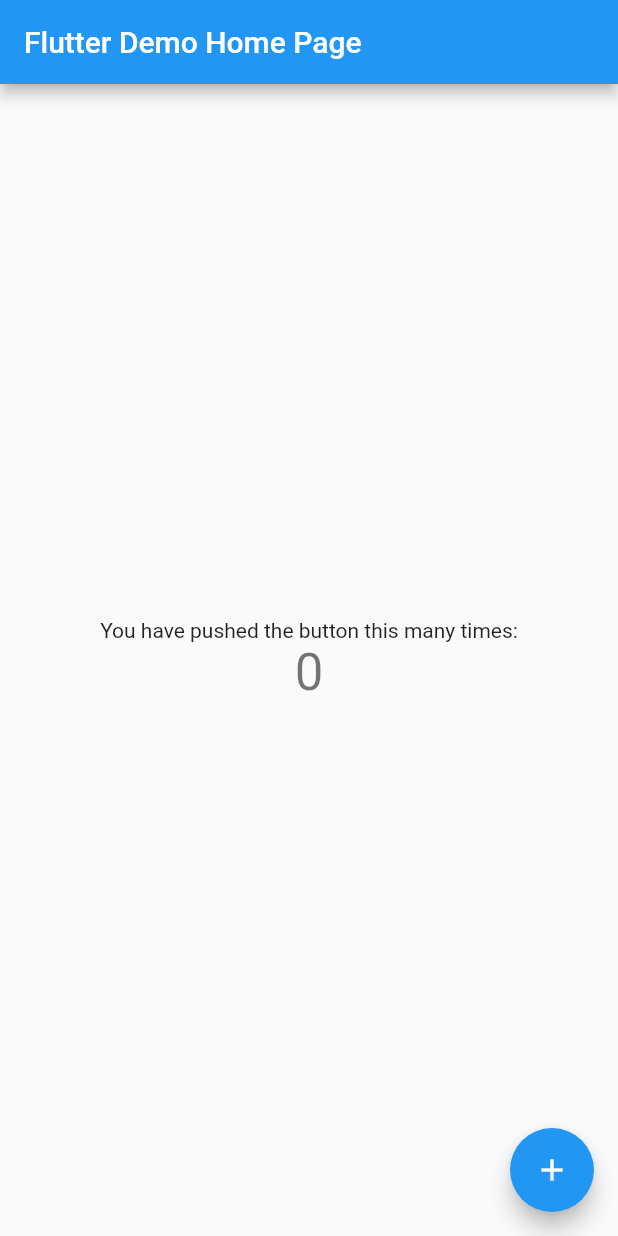
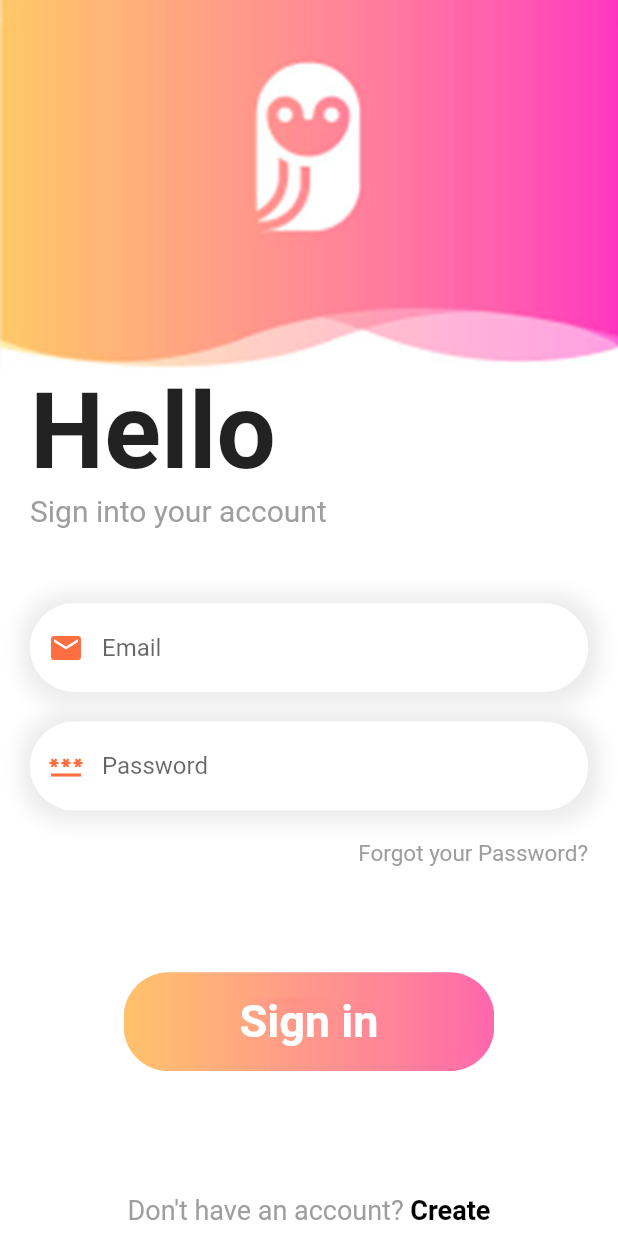
Before and after one commit to GinuraRansika/kcroz, a Flutter app: the screen it shows after launch, on a phone screen of 412 x 824 dp. Run offline on Flutter 3.47's test engine with Material 2 defaults, Android fonts, the phone set to English and light mode, and no system bars; our stand-ins replace get.

Commit message:
created the login page ui with basic interactions

```diff
--- /dev/null
+++ b/lib/login_page.dart
@@ -0,0 +1,198 @@
+import 'package:flutter/gestures.dart';
+import 'package:flutter/material.dart';
+import 'package:get/get.dart';
+import 'package:kcroz/signup_page.dart';
+
+class LoginPage extends StatefulWidget {
+  const LoginPage({Key? key}) : super(key: key);
+
+  @override
+  State<LoginPage> createState() => _LoginPageState();
+}
+
+class _LoginPageState extends State<LoginPage> {
+  @override
+  Widget build(BuildContext context) {
+    double width = MediaQuery.of(context).size.width; // Will access the width
+    double height = MediaQuery.of(context).size.height; // Will access the height
+    return Scaffold(
+      backgroundColor: Colors.white,
+      body: Column(
+        children: [
+          Container (
+            width: width,
+            height: height * 0.3,
+            decoration: const BoxDecoration(
+              image: DecorationImage(
+                image: AssetImage(
+                  "img/loginimg.png"
+                ),
+                fit: BoxFit.cover
+              )
+            ),
+
+          ),
+          Container (
+            margin: const EdgeInsets.only(left:20, right: 20),
+            width: width,
+            child: Column(
+              crossAxisAlignment: CrossAxisAlignment.start,
+              children: [
+                const Text(
+                  "Hello",
+                  style: TextStyle (
+                    fontSize: 70,
+                    fontWeight: FontWeight.bold,
+                  )
+                ),
+                Text (
+                    "Sign into your account",
+                    style: TextStyle (
+                      fontSize: 20,
+                      color: Colors.grey[500]
+                    )
+                ),
+                const SizedBox(height: 50),
+                Container (
+                  decoration: BoxDecoration(
+                    color: Colors.white,
+                    borderRadius: BorderRadius.circular(30),
+                    boxShadow: [
+                      BoxShadow(
+                        blurRadius: 10,
+                        spreadRadius: 7,
+                        offset: const Offset(1, 1),
+                        color: Colors.grey.withOpacity(0.2)
+                      )
+                    ]
+                  ),
+                  child: TextField (
+                    decoration: InputDecoration (
+                      hintText: "Email",
+                      prefixIcon: const Icon(Icons.email, color: Colors.deepOrangeAccent,),
+                      focusedBorder: OutlineInputBorder (
+                        borderRadius: BorderRadius.circular(30),
+                        borderSide: const BorderSide(
+                          color: Colors.white
+                        )
+                      ),
+                      enabledBorder: OutlineInputBorder(
+                        borderRadius: BorderRadius.circular(30),
+                        borderSide: const BorderSide(
+                          color: Colors.white,
+                          width: 1.0
+                        ),
+                      ),
+                      border: OutlineInputBorder (
+                          borderRadius: BorderRadius.circular(30)
+                      ),
+                    ),
+                  ),
+                ),
+                const SizedBox(height: 20),
+                Container (
+                  decoration: BoxDecoration(
+                    color: Colors.white,
+                    borderRadius: BorderRadius.circular(30),
+                    boxShadow: [
+                      BoxShadow(
+                        blurRadius: 10,
+                        spreadRadius: 7,
+                        offset: const Offset(1, 1),
+                        color: Colors.grey.withOpacity(0.2)
+                      )
+                    ]
+                  ),
+                  child: TextField (
+                    decoration: InputDecoration (
+                      hintText: "Password",
+                      prefixIcon: const Icon(Icons.password_outlined, color: Colors.deepOrangeAccent,),
+                      focusedBorder: OutlineInputBorder (
+                        borderRadius: BorderRadius.circular(30),
+                        borderSide: const BorderSide(
+                          color: Colors.white
+                        )
+                      ),
+                      enabledBorder: OutlineInputBorder(
+                        borderRadius: BorderRadius.circular(30),
+                        borderSide: const BorderSide(
+                          color: Colors.white,
+                          width: 1.0
+                        ),
+                      ),
+                      border: OutlineInputBorder (
+                          borderRadius: BorderRadius.circular(30)
+                      ),
+                    ),
+                  ),
+                ),
+                const SizedBox(height: 20),
+                Row (
+                  children: [
+                    Expanded(child: Container(),),
+                    Text (
+                        "Forgot your Password?",
+                        style: TextStyle (
+                            fontSize: 15,
+                            color: Colors.grey[500]
+                        )
+                    )
+                  ],
+                )
+
+              ],
+            ),
+          ),
+          const SizedBox(height: 70,),
+          Container (
+            width: width * 0.6,
+            height: height * 0.08,
+            decoration: BoxDecoration (
+              borderRadius: BorderRadius.circular(30),
+                image: const DecorationImage(
+                    image: AssetImage(
+                        "img/loginbtn.png"
+                    ),
+                    fit: BoxFit.cover
+                )
+            ),
+            child: const Center(
+              child: Text (
+                  "Sign in",
+                  style: TextStyle (
+                      fontSize: 30,
+                      fontWeight: FontWeight.bold,
+                      color: Colors.white
+                  )
+              ),
+            ),
+
+          ),
+          SizedBox(height: width * 0.2,),
+          // allow you to modify the part of the text
+          RichText(text: TextSpan(
+            text: "Don't have an account? ",
+            style: TextStyle(
+              color: Colors.grey[500],
+              fontSize: 18
+            ),
+            // below text will show right next to the previous text
+            children: [
+              TextSpan(
+              text: "Create",
+              style: const TextStyle(
+                  color: Colors.black,
+                  fontWeight: FontWeight.bold,
+                  fontSize: 18
+                ),
+                // double dots saves you rewrite and create an object and get the property
+                recognizer: TapGestureRecognizer()..onTap=() { Get.to(() => const SignUpPage());
+                }
+              )
+            ]
+          ))
+        ],
+      ),
+    );
+  }
+}
--- a/lib/main.dart
+++ b/lib/main.dart
@@ -1,4 +1,8 @@
 import 'package:flutter/material.dart';
+import 'package:get/get_navigation/src/root/get_material_app.dart';
+import 'package:kcroz/login_page.dart';
+import 'package:kcroz/signup_page.dart';
+import 'package:kcroz/welcome_page.dart';
 
 void main() {
   runApp(const MyApp());
@@ -10,7 +14,7 @@ class MyApp extends StatelessWidget {
   // This widget is the root of your application.
   @override
   Widget build(BuildContext context) {
-    return MaterialApp(
+    return GetMaterialApp(
       title: 'Flutter Demo',
       theme: ThemeData(
         // This is the theme of your application.
@@ -24,92 +28,7 @@ class MyApp extends StatelessWidget {
         // is not restarted.
         primarySwatch: Colors.blue,
       ),
-      home: const MyHomePage(title: 'Flutter Demo Home Page'),
+      home: const LoginPage(),
     );
   }
 }
-
-class MyHomePage extends StatefulWidget {
-  const MyHomePage({super.key, required this.title});
-
-  // This widget is the home page of your application. It is stateful, meaning
-  // that it has a State object (defined below) that contains fields that affect
-  // how it looks.
-
-  // This class is the configuration for the state. It holds the values (in this
-  // case the title) provided by the parent (in this case the App widget) and
-  // used by the build method of the State. Fields in a Widget subclass are
-  // always marked "final".
-
-  final String title;
-
-  @override
-  State<MyHomePage> createState() => _MyHomePageState();
-}
-
-class _MyHomePageState extends State<MyHomePage> {
-  int _counter = 0;
-
-  void _incrementCounter() {
-    setState(() {
-      // This call to setState tells the Flutter framework that something has
-      // changed in this State, which causes it to rerun the build method below
-      // so that the display can reflect the updated values. If we changed
-      // _counter without calling setState(), then the build method would not be
-      // called again, and so nothing would appear to happen.
-      _counter++;
-    });
-  }
-
-  @override
-  Widget build(BuildContext context) {
-    // This method is rerun every time setState is called, for instance as done
-    // by the _incrementCounter method above.
-    //
-    // The Flutter framework has been optimized to make rerunning build methods
-    // fast, so that you can just rebuild anything that needs updating rather
-    // than having to individually change instances of widgets.
-    return Scaffold(
-      appBar: AppBar(
-        // Here we take the value from the MyHomePage object that was created by
-        // the App.build method, and use it to set our appbar title.
-        title: Text(widget.title),
-      ),
-      body: Center(
-        // Center is a layout widget. It takes a single child and positions it
-        // in the middle of the parent.
-        child: Column(
-          // Column is also a layout widget. It takes a list of children and
-          // arranges them vertically. By default, it sizes itself to fit its
-          // children horizontally, and tries to be as tall as its parent.
-          //
-          // Invoke "debug painting" (press "p" in the console, choose the
-          // "Toggle Debug Paint" action from the Flutter Inspector in Android
-          // Studio, or the "Toggle Debug Paint" command in Visual Studio Code)
-          // to see the wireframe for each widget.
-          //
-          // Column has various properties to control how it sizes itself and
-          // how it positions its children. Here we use mainAxisAlignment to
-          // center the children vertically; the main axis here is the vertical
-          // axis because Columns are vertical (the cross axis would be
-          // horizontal).
-          mainAxisAlignment: MainAxisAlignment.center,
-          children: <Widget>[
-            const Text(
-              'You have pushed the button this many times:',
-            ),
-            Text(
-              '$_counter',
-              style: Theme.of(context).textTheme.headline4,
-            ),
-          ],
-        ),
-      ),
-      floatingActionButton: FloatingActionButton(
-        onPressed: _incrementCounter,
-        tooltip: 'Increment',
-        child: const Icon(Icons.add),
-      ), // This trailing comma makes auto-formatting nicer for build methods.
-    );
-  }
-}
--- a/pubspec.yaml
+++ b/pubspec.yaml
@@ -36,6 +36,7 @@ dependencies:
   # The following adds the Cupertino Icons font to your application.
   # Use with the CupertinoIcons class for iOS style icons.
   cupertino_icons: ^1.0.2
+  get:
 
 dev_dependencies:
   flutter_test:
@@ -60,8 +61,8 @@ flutter:
   uses-material-design: true
 
   # To add assets to your application, add an assets section, like this:
-  # assets:
-  #   - images/a_dot_burr.jpeg
+  assets:
+    - img/
   #   - images/a_dot_ham.jpeg
 
   # An image asset can refer to one or more resolution-specific "variants", see
```
Also changed, not shown: lib/signup_page.dart (added, +197 -0 lines), lib/welcome_page.dart (added, +93 -0 lines), img/f.png (added), img/g.png (added), img/loginbtn.png (added), img/loginimg.png (added), img/profile.png (added), img/profile1.png (added), img/signup.png (added), img/t.png (added), pubspec.lock.
